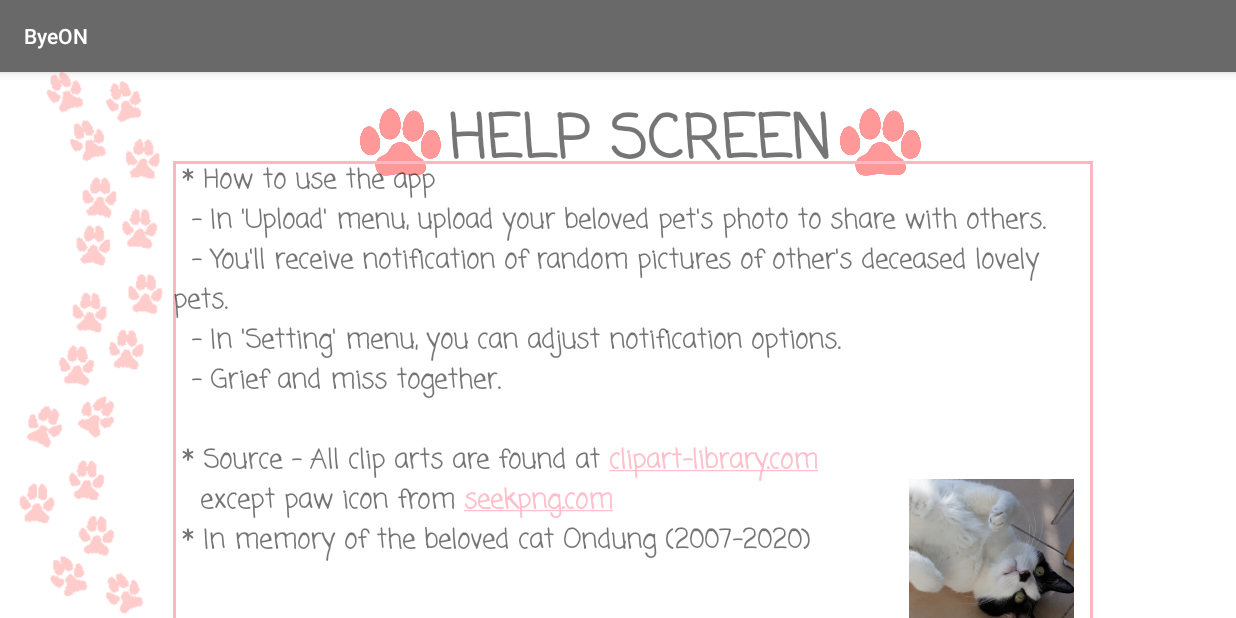
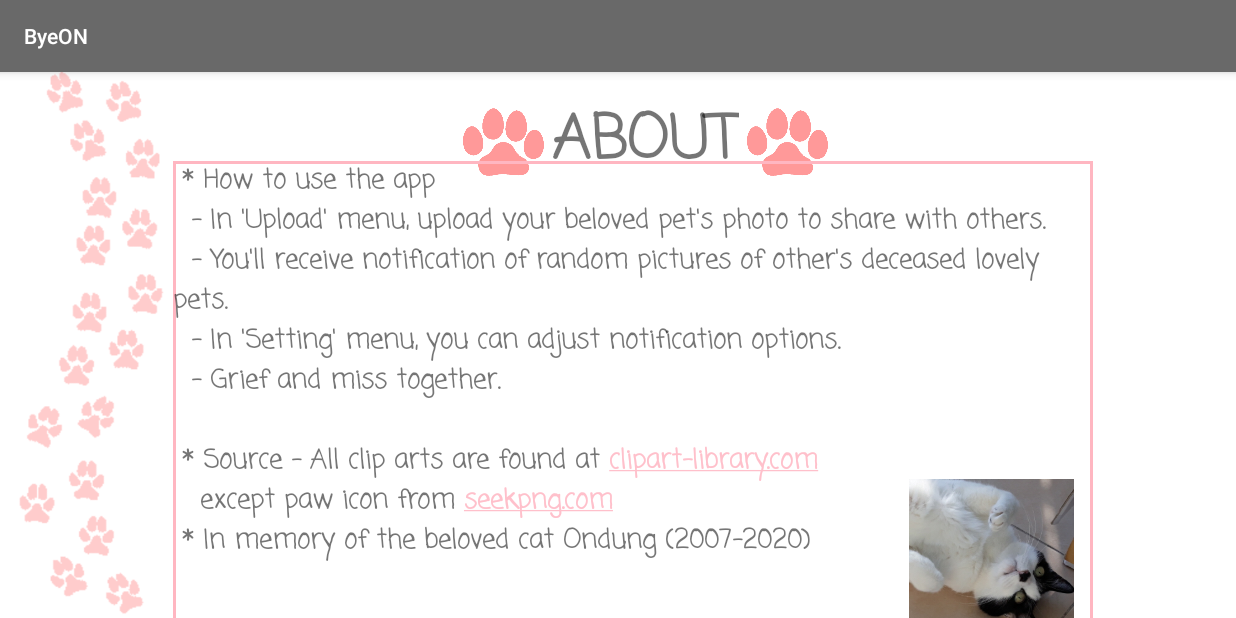
Before and after one commit to yka87/Bye-On, an Android app: the AboutScreen screen opened directly, with no data from a screen before it, on a phone screen of 824 x 412 dp (held sideways). Run offline under Robolectric (Android 15) with nearby library versions, the light colour scheme and no system bars.

Commit message:
pre-final version2

```diff
--- a/app/src/main/AndroidManifest.xml
+++ b/app/src/main/AndroidManifest.xml
@@ -36,7 +36,7 @@
         </activity>
         <activity android:name=".NotifyActivity"></activity>
         <activity
-            android:name=".HelpActivity"
+            android:name=".AboutScreen"
             android:configChanges="keyboard|orientation|keyboardHidden|screenSize"
             android:screenOrientation="landscape"/>
         <activity
--- a/app/src/main/java/com/example/opencv/HelpActivity.java
+++ b/app/src/main/java/com/example/opencv/AboutScreen.java
@@ -1,21 +1,22 @@
 package com.example.opencv;
 
-import androidx.appcompat.app.AppCompatActivity;
 import android.content.Context;
 import android.content.Intent;
 import android.os.Bundle;
 import android.text.method.LinkMovementMethod;
 import android.widget.TextView;
 
+import androidx.appcompat.app.AppCompatActivity;
+
 /*
- *  HelpActivity displays information about how to use the app
+ *  AboutScreenActivity displays information about how to use the app
  *  and source for the resources used in the app.
  */
-public class HelpActivity extends AppCompatActivity {
+public class AboutScreen extends AppCompatActivity {
     @Override
     protected void onCreate(Bundle savedInstanceState) {
         super.onCreate(savedInstanceState);
-        setContentView(R.layout.activity_help);
+        setContentView(R.layout.activity_about);
         setTextInTextBox();
     }
 
@@ -25,7 +26,7 @@ public class HelpActivity extends AppCompatActivity {
     }
 
     public static Intent makeIntent(Context context) {
-        Intent intent = new Intent(context, HelpActivity.class);
+        Intent intent = new Intent(context, AboutScreen.class);
         return intent;
     }
 }
--- a/app/src/main/java/com/example/opencv/MainActivity.java
+++ b/app/src/main/java/com/example/opencv/MainActivity.java
@@ -57,7 +57,7 @@ public class MainActivity extends AppCompatActivity {
         btnHelp.setOnClickListener(new View.OnClickListener() {
             @Override
             public void onClick(View view) {
-                Intent intent = HelpActivity.makeIntent(MainActivity.this);
+                Intent intent = AboutScreen.makeIntent(MainActivity.this);
                 startActivity(intent);
             }
         });
--- a/app/src/main/java/com/example/opencv/utils/CallServerWorker.java
+++ b/app/src/main/java/com/example/opencv/utils/CallServerWorker.java
@@ -2,17 +2,13 @@ package com.example.opencv.utils;
 
 import android.content.Context;
 import android.util.Log;
-
 import androidx.annotation.NonNull;
 import androidx.work.Worker;
 import androidx.work.WorkerParameters;
-
 import com.example.opencv.NotifyActivity;
-
 import org.apache.xmlrpc.XmlRpcException;
 import org.apache.xmlrpc.client.XmlRpcClient;
 import org.apache.xmlrpc.client.XmlRpcClientConfigImpl;
-
 import java.net.MalformedURLException;
 import java.net.URL;
 
--- a/app/src/main/res/layout/activity_help.xml
+++ b/app/src/main/res/layout/activity_about.xml
@@ -5,7 +5,7 @@
     android:layout_width="match_parent"
     android:layout_height="match_parent"
     android:background="@drawable/dppaw_vertical"
-    tools:context=".HelpActivity">
+    tools:context=".AboutScreen">
 
     <TextView
         android:id="@+id/txtHelp"
--- a/app/src/main/res/values/strings.xml
+++ b/app/src/main/res/values/strings.xml
@@ -4,8 +4,8 @@
     <string name="skip">SKIP</string>
     <string name="play">Upload</string>
     <string name="option">Setting</string>
-    <string name="help">Help</string>
-    <string name="help_title">HELP SCREEN</string>
+    <string name="help">About</string>
+    <string name="help_title">ABOUT</string>
     <string name="help_content">
         "* How to use the app\n"
         " - In 'Upload' menu, upload your beloved pet's photo to share with others. \n"
```
Also changed, not shown: app/src/main/java/com/example/opencv/ImageActivity.java (+0 -23 lines), app/src/main/java/com/example/opencv/NotifyActivity.java (+7 -5 lines), app/src/main/java/com/example/opencv/utils/MyFirebaseMessagingService.java (+1 -46 lines), 9 other files.
